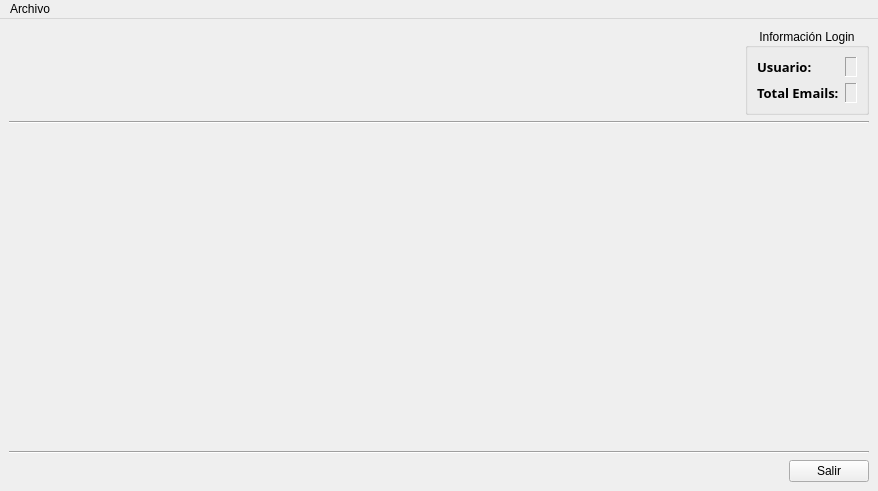
This is App Superior Core/UI_QT/principal.ui in Daniers/Superior-Core as Qt 5 draws it before an edit. The edited form follows.
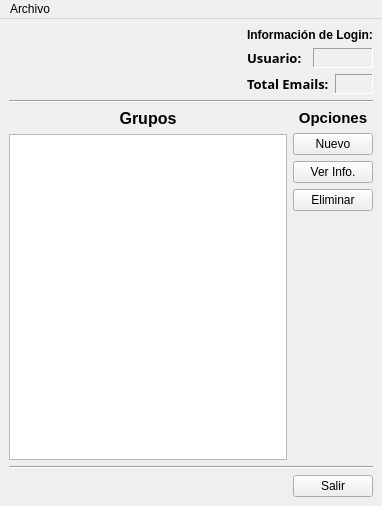
This is the edited form.

Commit message: Crear conexion base de datos y algunas consultas completadas. Crear Usuario (close #31), Consultar Usuario (close #32), Crear Grupo (close #35), Consultar Grupo (close #36). Nuevas ventanas creadas ver informacion del grupo, crear grupo y mejora interfaz principal. (Falta Implementar Componentes)

```diff
--- a/App Superior Core/UI_QT/principal.ui
+++ b/App Superior Core/UI_QT/principal.ui
@@ -6,15 +6,15 @@
    <rect>
     <x>0</x>
     <y>0</y>
-    <width>878</width>
-    <height>491</height>
+    <width>382</width>
+    <height>506</height>
    </rect>
   </property>
   <property name="windowTitle">
    <string>SuperiorCore App</string>
   </property>
   <widget class="QWidget" name="centralwidget">
-   <layout class="QVBoxLayout" name="verticalLayout">
+   <layout class="QVBoxLayout" name="verticalLayout_4">
     <item>
      <layout class="QHBoxLayout" name="horizontalLayout_3">
       <item>
@@ -31,27 +31,23 @@
        </spacer>
       </item>
       <item>
-       <widget class="QGroupBox" name="groupBox">
-        <property name="autoFillBackground">
-         <bool>false</bool>
-        </property>
-        <property name="title">
-         <string>Información Login</string>
-        </property>
-        <property name="alignment">
-         <set>Qt::AlignCenter</set>
-        </property>
-        <property name="flat">
-         <bool>false</bool>
-        </property>
-        <property name="checkable">
-         <bool>false</bool>
-        </property>
-        <layout class="QFormLayout" name="formLayout">
-         <property name="fieldGrowthPolicy">
-          <enum>QFormLayout::AllNonFixedFieldsGrow</enum>
-         </property>
-         <item row="0" column="0">
+       <layout class="QVBoxLayout" name="verticalLayout_3">
+        <item>
+         <widget class="QLabel" name="label_5">
+          <property name="font">
+           <font>
+            <weight>75</weight>
+            <bold>true</bold>
+           </font>
+          </property>
+          <property name="text">
+           <string>Información de Login:</string>
+          </property>
+         </widget>
+        </item>
+        <item>
+         <layout class="QHBoxLayout" name="horizontalLayout_4">
+          <item>
           <widget class="QLabel" name="label">
            <property name="font">
             <font>
@@ -72,7 +68,7 @@
            </property>
           </widget>
          </item>
-         <item row="0" column="1">
+          <item>
           <widget class="QLabel" name="lb_usuario">
            <property name="font">
             <font>
@@ -93,7 +89,11 @@
            </property>
           </widget>
          </item>
-         <item row="1" column="0">
+         </layout>
+        </item>
+        <item>
+         <layout class="QHBoxLayout" name="horizontalLayout_5">
+          <item>
           <widget class="QLabel" name="label_3">
            <property name="font">
             <font>
@@ -114,7 +114,7 @@
            </property>
           </widget>
          </item>
-         <item row="1" column="1">
+          <item>
           <widget class="QLabel" name="lb_total">
            <property name="font">
             <font>
@@ -139,7 +139,8 @@
           </widget>
          </item>
         </layout>
-       </widget>
+        </item>
+       </layout>
       </item>
      </layout>
     </item>
@@ -151,6 +152,72 @@
      </widget>
     </item>
     <item>
+     <layout class="QHBoxLayout" name="horizontalLayout_2">
+      <item>
+       <layout class="QVBoxLayout" name="verticalLayout_2">
+        <item>
+         <widget class="QLabel" name="label_2">
+          <property name="font">
+           <font>
+            <pointsize>12</pointsize>
+            <weight>75</weight>
+            <bold>true</bold>
+           </font>
+          </property>
+          <property name="text">
+           <string>Grupos</string>
+          </property>
+          <property name="alignment">
+           <set>Qt::AlignCenter</set>
+          </property>
+         </widget>
+        </item>
+        <item>
+         <widget class="QListWidget" name="listWidget"/>
+        </item>
+       </layout>
+      </item>
+      <item>
+       <layout class="QVBoxLayout" name="verticalLayout">
+        <item>
+         <widget class="QLabel" name="label_4">
+          <property name="font">
+           <font>
+            <pointsize>11</pointsize>
+            <weight>75</weight>
+            <bold>true</bold>
+           </font>
+          </property>
+          <property name="text">
+           <string>Opciones</string>
+          </property>
+          <property name="alignment">
+           <set>Qt::AlignCenter</set>
+          </property>
+         </widget>
+        </item>
+        <item>
+         <widget class="QPushButton" name="btNuevo">
+          <property name="text">
+           <string>Nuevo</string>
+          </property>
+         </widget>
+        </item>
+        <item>
+         <widget class="QPushButton" name="btInfo">
+          <property name="text">
+           <string>Ver Info.</string>
+          </property>
+         </widget>
+        </item>
+        <item>
+         <widget class="QPushButton" name="btEliminar">
+          <property name="text">
+           <string>Eliminar</string>
+          </property>
+         </widget>
+        </item>
+        <item>
      <spacer name="verticalSpacer">
       <property name="orientation">
        <enum>Qt::Vertical</enum>
@@ -163,6 +230,10 @@
       </property>
      </spacer>
     </item>
+       </layout>
+      </item>
+     </layout>
+    </item>
     <item>
      <widget class="Line" name="line_2">
       <property name="orientation">
@@ -201,7 +272,7 @@
     <rect>
      <x>0</x>
      <y>0</y>
-     <width>878</width>
+     <width>382</width>
      <height>21</height>
     </rect>
    </property>
```
Left out of the diff: 16 changed lines with no effect on the pictures. Lines whose indentation alone changed are shown as unchanged. The commit also changes 34 other files.
